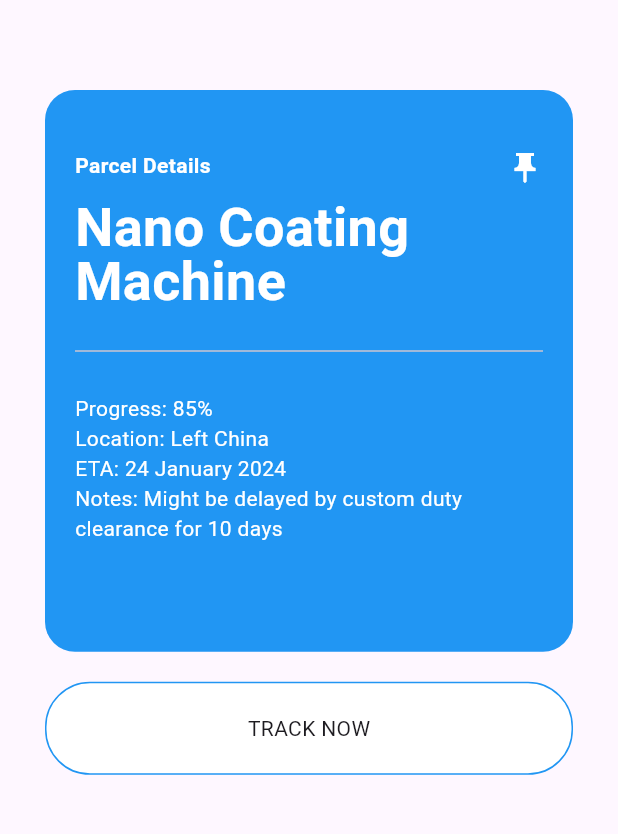
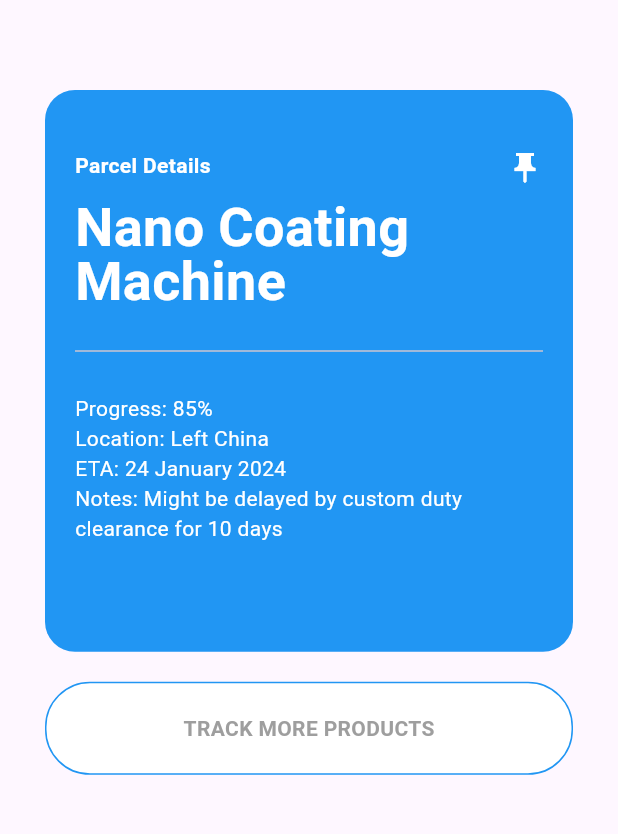
Before and after one commit to tinashemahwenda/trekr, a Flutter app: the TrekrProduct screen opened directly, on a phone screen of 412 x 824 dp, the part 207-1041 px from its top. Run offline on Flutter 3.47's test engine with Material 3 defaults, Android fonts, the phone set to English and light mode, and no system bars.

Commit message:
modified text

```diff
--- a/lib/screens/trekr_product.dart
+++ b/lib/screens/trekr_product.dart
@@ -132,7 +132,14 @@ class TrekrProduct extends StatelessWidget {
                       width: 1,
                       color: Colors.blue,
                     )),
-                child: Center(child: Text('TRACK NOW')),
+                child: Center(
+                    child: Text(
+                  'TRACK MORE PRODUCTS',
+                  style: TextStyle(
+                    fontWeight: FontWeight.w600,
+                    color: Colors.grey,
+                  ),
+                )),
               ),
             )
           ],
```
